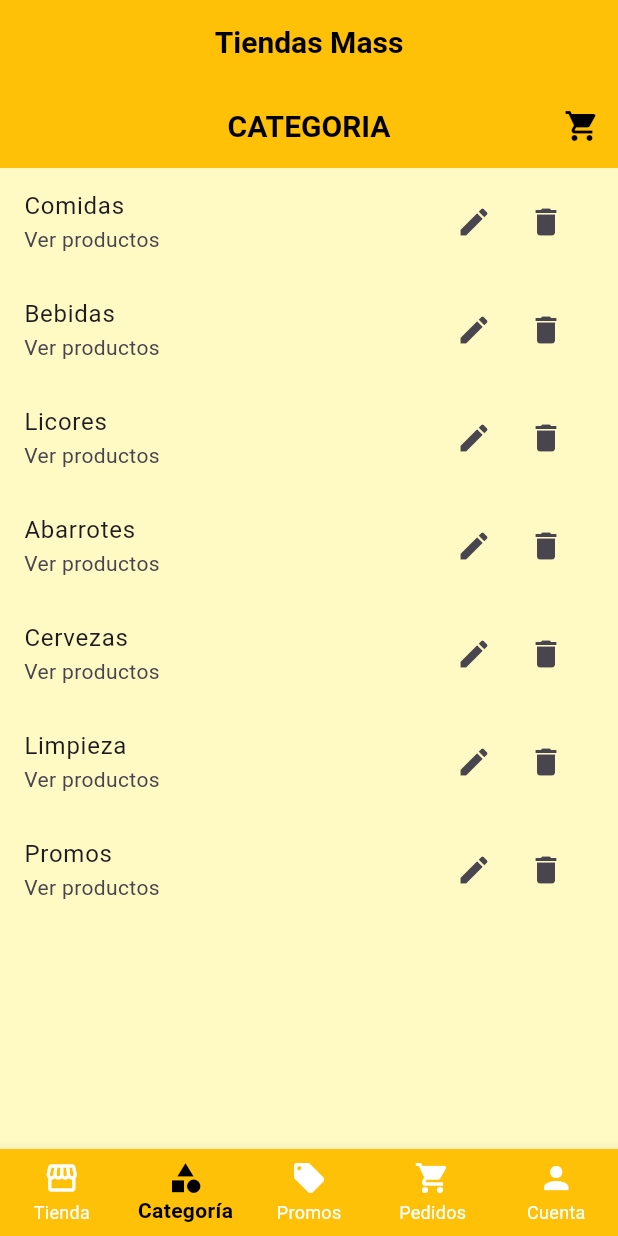
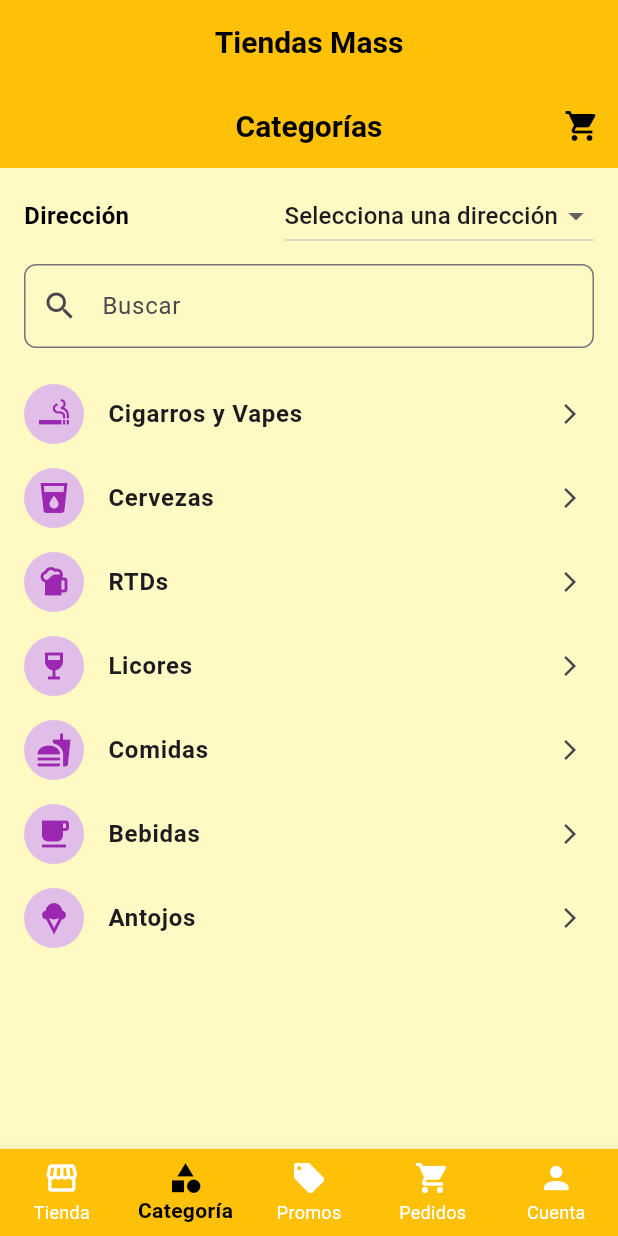
Before and after one commit to elAboGaboo/ProyectoMass, a Flutter app: the screen it shows after launch, item 2 of the bottom bar chosen, after a tap on the "shopping cart" icon, on a phone screen of 412 x 824 dp. Run offline on Flutter 3.47's test engine with Material 3 defaults, Android fonts, the phone set to English and light mode, and no system bars; our stand-ins replace cloud_firestore, firebase_core, image_picker; accounts and stored records are empty.

Commit message:
Actualiza diseño de Tienda, Categoría y configuración de navegación

```diff
--- a/flutter_application_1/lib/main.dart
+++ b/flutter_application_1/lib/main.dart
@@ -71,7 +71,7 @@ class _HomeScreenState extends State<HomeScreen> {
   final List<Widget> _screens = [
     const Tienda(), // Pantalla de Tienda
     const Categoria(), // Pantalla de Categoría
-    const Promos(), // Pantalla de Promos
+    const Promos(), // Pantalla de Promos ACTUALIZAR
     const Pedidos(), // Pantalla de Pedidos
     const Cuenta(), // Pantalla de Cuenta
   ];
--- a/flutter_application_1/lib/screens/categoria.dart
+++ b/flutter_application_1/lib/screens/categoria.dart
@@ -6,69 +6,105 @@ class Categoria extends StatelessWidget {
   @override
   Widget build(BuildContext context) {
     final categories = [
-      'Comidas',
-      'Bebidas',
-      'Licores',
-      'Abarrotes',
-      'Cervezas',
-      'Limpieza',
-      'Promos',
+      {'name': 'Cigarros y Vapes', 'icon': Icons.smoking_rooms},
+      {'name': 'Cervezas', 'icon': Icons.local_drink},
+      {'name': 'RTDs', 'icon': Icons.sports_bar},
+      {'name': 'Licores', 'icon': Icons.wine_bar},
+      {'name': 'Comidas', 'icon': Icons.fastfood},
+      {'name': 'Bebidas', 'icon': Icons.local_cafe},
+      {'name': 'Antojos', 'icon': Icons.icecream},
     ];
 
     return Scaffold(
       appBar: AppBar(
-        title: const Text('CATEGORIA'),
+        title: const Text('Categorías'),
+        centerTitle: true,
         actions: [
           IconButton(
             icon: const Icon(Icons.shopping_cart),
-            onPressed: () {},
+            onPressed: () {
+              // Acción para el carrito
+            },
           ),
         ],
       ),
-      body: ListView.builder(
-        itemCount: categories.length,
-        itemBuilder: (context, index) {
-          return CustomListTile(
-            title: categories[index],
-            subtitle: 'Ver productos',
-            onEdit: () {},
-            onDelete: () {},
-          );
-        },
-      ),
-    );
-  }
-}
-
-class CustomListTile extends StatelessWidget {
-  final String title;
-  final String subtitle;
-  final VoidCallback onEdit;
-  final VoidCallback onDelete;
-
-  const CustomListTile({
-    Key? key,
-    required this.title,
-    required this.subtitle,
-    required this.onEdit,
-    required this.onDelete,
-  }) : super(key: key);
-
-  @override
-  Widget build(BuildContext context) {
-    return ListTile(
-      title: Text(title),
-      subtitle: Text(subtitle),
-      trailing: Row(
-        mainAxisSize: MainAxisSize.min,
+      body: Column(
         children: [
-          IconButton(
-            icon: Icon(Icons.edit),
-            onPressed: onEdit,
+          // Selector de dirección
+          Padding(
+            padding: const EdgeInsets.symmetric(horizontal: 16.0, vertical: 8.0),
+            child: Row(
+              mainAxisAlignment: MainAxisAlignment.spaceBetween,
+              children: [
+                const Text(
+                  'Dirección',
+                  style: TextStyle(fontSize: 16, fontWeight: FontWeight.bold),
+                ),
+                DropdownButton<String>(
+                  value: 'Selecciona una dirección',
+                  items: const [
+                    DropdownMenuItem(
+                      value: 'Selecciona una dirección',
+                      child: Text('Selecciona una dirección'),
+                    ),
+                    DropdownMenuItem(
+                      value: 'Casa',
+                      child: Text('Casa'),
+                    ),
+                    DropdownMenuItem(
+                      value: 'Oficina',
+                      child: Text('Oficina'),
+                    ),
+                  ],
+                  onChanged: (value) {
+                    // Acción al seleccionar una dirección
+                  },
+                ),
+              ],
+            ),
           ),
-          IconButton(
-            icon: Icon(Icons.delete),
-            onPressed: onDelete,
+          // Campo de búsqueda
+          Padding(
+            padding: const EdgeInsets.symmetric(horizontal: 16.0),
+            child: TextField(
+              decoration: InputDecoration(
+                hintText: 'Buscar',
+                prefixIcon: const Icon(Icons.search),
+                border: OutlineInputBorder(
+                  borderRadius: BorderRadius.circular(8.0),
+                ),
+              ),
+              onChanged: (value) {
+                // Acción al buscar
+              },
+            ),
+          ),
+          const SizedBox(height: 16),
+          // Lista de categorías
+          Expanded(
+            child: ListView.builder(
+              itemCount: categories.length,
+              itemBuilder: (context, index) {
+                final category = categories[index];
+                return ListTile(
+                  leading: CircleAvatar(
+                    backgroundColor: Colors.purple.shade100,
+                    child: Icon(
+                      category['icon'] as IconData,
+                      color: Colors.purple,
+                    ),
+                  ),
+                  title: Text(
+                    category['name'] as String,
+                    style: const TextStyle(fontSize: 16, fontWeight: FontWeight.bold),
+                  ),
+                  trailing: const Icon(Icons.arrow_forward_ios, size: 16),
+                  onTap: () {
+                    // Acción al seleccionar una categoría
+                  },
+                );
+              },
+            ),
           ),
         ],
       ),
--- a/flutter_application_1/lib/screens/home_screen.dart
+++ b/flutter_application_1/lib/screens/home_screen.dart
@@ -19,7 +19,7 @@ class HomeScreenState extends State<HomeScreen> { // Corregido el nombre de la c
   final List<Widget> _screens = [
     const Tienda(),
     const Categoria(),
-    const Promos(),
+    const Promos(),// Pantalla de Promos ACTUALIZAR
     const Pedidos(),
     const Cuenta(),
   ];
--- a/flutter_application_1/lib/screens/promos.dart
+++ b/flutter_application_1/lib/screens/promos.dart
@@ -7,12 +7,12 @@ class Promos extends StatefulWidget {
   const Promos({super.key});
 
   @override
-  _PromosModuleState createState() => _PromosModuleState();
+  _PromosState createState() => _PromosState();
 }
 
-class _PromosModuleState extends State<Promos> {
+class _PromosState extends State<Promos> {
   final CollectionReference _coleccion =
-      FirebaseFirestore.instance.collection('promos');
+      FirebaseFirestore.instance.collection('promos'); // Cambia 'delicia' por el nombre de tu colección
 
   final _formKey = GlobalKey<FormState>();
   final nombreController = TextEditingController();
@@ -47,7 +47,7 @@ class _PromosModuleState extends State<Promos> {
   Widget build(BuildContext context) {
     return Scaffold(
       appBar: AppBar(
-        title: const Text('Delicia - Productos'),
+        title: const Text('Promos'),
         centerTitle: true,
       ),
       body: Column(
@@ -62,7 +62,7 @@ class _PromosModuleState extends State<Promos> {
                 crossAxisAlignment: CrossAxisAlignment.start,
                 children: const [
                   Text(
-                    '¡Bienvenido a Delicia!',
+                    '¡Bienvenido a Promos!',
                     style: TextStyle(
                       fontSize: 18,
                       fontWeight: FontWeight.bold,
@@ -222,6 +222,7 @@ class _PromosModuleState extends State<Promos> {
                         tipoSeleccionado = value!;
                       });
                     },
+
                   ),
                   const SizedBox(height: 16),
 
--- a/flutter_application_1/lib/screens/tienda.dart
+++ b/flutter_application_1/lib/screens/tienda.dart
@@ -5,25 +5,91 @@ class Tienda extends StatelessWidget {
 
   @override
   Widget build(BuildContext context) {
+    final products = [
+      {'name': 'Producto 1', 'price': 10.0, 'icon': Icons.shopping_bag},
+      {'name': 'Producto 2', 'price': 15.0, 'icon': Icons.local_drink},
+      {'name': 'Producto 3', 'price': 20.0, 'icon': Icons.fastfood},
+      {'name': 'Producto 4', 'price': 25.0, 'icon': Icons.coffee},
+    ];
+
     return Scaffold(
-      body: Center(
+      appBar: AppBar(
+        title: const Text('Tienda'),
+        centerTitle: true,
+        actions: [
+          IconButton(
+            icon: const Icon(Icons.shopping_cart),
+            onPressed: () {
+              // Acción para ir al carrito
+              print('Ir al carrito');
+            },
+          ),
+        ],
+      ),
+      body: Column(
+        children: [
+          // Encabezado de bienvenida
+          Padding(
+            padding: const EdgeInsets.all(16.0),
             child: Column(
-          mainAxisAlignment: MainAxisAlignment.center,
               children: [
                 Icon(Icons.storefront, size: 100, color: Colors.amber),
-            const SizedBox(height: 20),
-            Text(
+                const SizedBox(height: 10),
+                const Text(
                   'Bienvenido a la Tienda',
                   style: TextStyle(fontSize: 24, fontWeight: FontWeight.bold),
                 ),
-            const SizedBox(height: 10),
-            Text(
+                const SizedBox(height: 5),
+                const Text(
                   'Explora nuestros productos',
-              style: TextStyle(fontSize: 16, color: Colors.grey[600]),
+                  style: TextStyle(fontSize: 16, color: Colors.grey),
                 ),
               ],
             ),
           ),
+          const Divider(),
+          // Lista de productos
+          Expanded(
+            child: ListView.builder(
+              itemCount: products.length,
+              itemBuilder: (context, index) {
+                final product = products[index];
+                return Card(
+                  margin: const EdgeInsets.symmetric(horizontal: 16.0, vertical: 8.0),
+                  child: ListTile(
+                    leading: CircleAvatar(
+                      backgroundColor: Colors.amber.shade100,
+                      child: Icon(
+                        product['icon'] as IconData? ?? Icons.error, // Ícono predeterminado
+                        color: Colors.amber,
+                      ),
+                    ),
+                    title: Text(
+                      product['name'] as String? ?? 'Producto desconocido', // Nombre predeterminado
+                      style: const TextStyle(fontSize: 18, fontWeight: FontWeight.bold),
+                    ),
+                    subtitle: Text(
+                      '\$${(product['price'] as double? ?? 0.0).toStringAsFixed(2)}', // Precio predeterminado
+                      style: const TextStyle(fontSize: 16, color: Colors.green),
+                    ),
+                    trailing: ElevatedButton(
+                      onPressed: () {
+                        // Acción para agregar al carrito
+                        print('${product['name']} agregado al carrito');
+                      },
+                      style: ElevatedButton.styleFrom(
+                        backgroundColor: Colors.amber,
+                        foregroundColor: Colors.white,
+                      ),
+                      child: const Text('Agregar'),
+                    ),
+                  ),
+                );
+              },
+            ),
+          ),
+        ],
+      ),
     );
   }
 }
```
Lines whose indentation alone changed are shown as unchanged.
